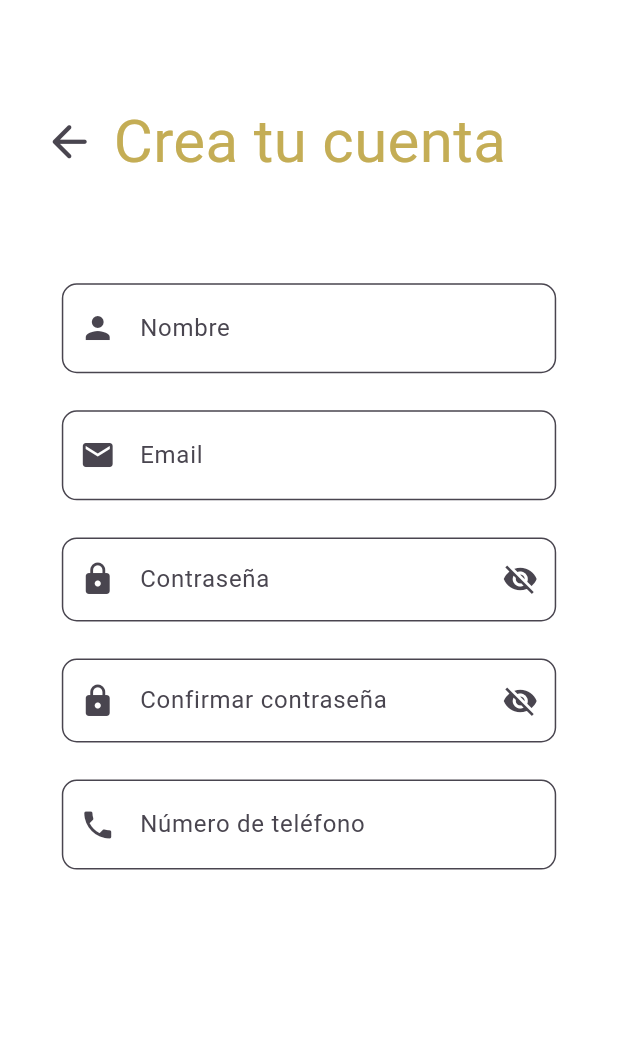
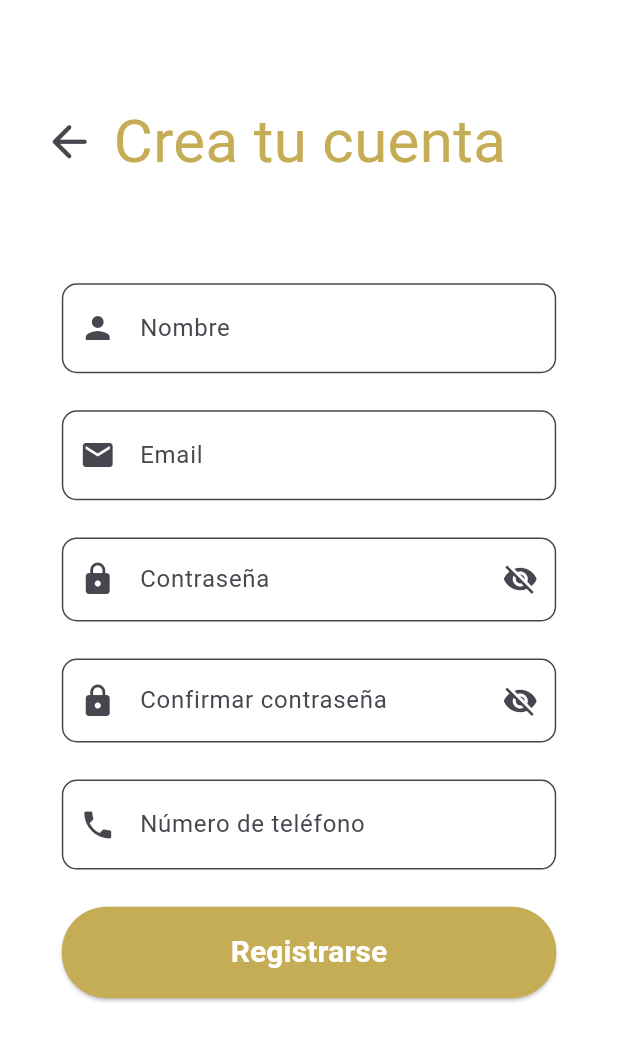
Before and after one commit to santogarrido/TFG-Frontend, a Flutter app: the RegisterScreen screen opened directly, on a phone screen of 412 x 824 dp. Shown: the top 1041 px of the screen. Run offline on Flutter 3.47's test engine with Material 3 defaults, Android fonts, the phone set to English and light mode, and no system bars.

Commit message:
register view

```diff
--- a/pointmaster/lib/main.dart
+++ b/pointmaster/lib/main.dart
@@ -1,5 +1,6 @@
 import 'package:flutter/material.dart';
-import 'package:pointmaster/screens/login_screen.dart';
+//import 'package:pointmaster/screens/login_screen.dart';
+import 'package:pointmaster/screens/users/select_club_screen.dart';
 
 void main() {
   runApp(const MyApp());
@@ -13,7 +14,7 @@ class MyApp extends StatelessWidget {
   Widget build(BuildContext context) {
     return MaterialApp(
       debugShowCheckedModeBanner: false,
-      home: const LoginScreen(),
+      home: const SelectClubScreen(),
     );
   }
 }
--- a/pointmaster/lib/screens/login_screen.dart
+++ b/pointmaster/lib/screens/login_screen.dart
@@ -3,10 +3,14 @@ import 'package:pointmaster/screens/register_screen.dart';
 import 'package:pointmaster/widgets/screens/textfield_passwordfield.dart';
 import 'package:pointmaster/widgets/screens/login_register_button.dart';
 
-class LoginScreen extends StatelessWidget {
+class LoginScreen extends StatefulWidget {
   const LoginScreen({super.key});
 
+  @override
+  State<LoginScreen> createState() => _LoginScreenState();
+}
 
+class _LoginScreenState extends State<LoginScreen> {
   @override
   Widget build(BuildContext context) {
 
--- a/pointmaster/lib/screens/register_screen.dart
+++ b/pointmaster/lib/screens/register_screen.dart
@@ -1,5 +1,6 @@
 import 'package:flutter/material.dart';
 import 'package:pointmaster/screens/login_screen.dart';
+import 'package:pointmaster/widgets/screens/login_register_button.dart';
 import 'package:pointmaster/widgets/screens/textfield_passwordfield.dart';
 
 class RegisterScreen extends StatefulWidget {
@@ -87,7 +88,7 @@ class _RegisterScreenState extends State<RegisterScreen> {
                         )
                       )
                     ),
-                    SizedBox(height: MediaQuery.of(context).size.height * 0.03),
+                    SizedBox(height: spaceBetweenButtons),
 
                     //Confirm password
                     Center(
@@ -100,7 +101,7 @@ class _RegisterScreenState extends State<RegisterScreen> {
                       )
                     ),
 
-                    SizedBox(height: MediaQuery.of(context).size.height * 0.03),
+                    SizedBox(height: spaceBetweenButtons),
 
                     //MovilPhone
 
@@ -113,7 +114,19 @@ class _RegisterScreenState extends State<RegisterScreen> {
                             prefixIcon: Icon(Icons.phone),
                           ),
                       ),
+                    ),
+
+                    SizedBox(height: spaceBetweenButtons),
+
+                    // Register Button
+
+                    Center(
+                      child: SizedBox(
+                        width: textFieldWidth,
+                        child: RegisterButton(text: "Registrarse"),
+                      ),
                     )
+
                   ],
                 ),
               ),
```
Also changed, not shown: pointmaster/lib/screens/users/select_club_screen.dart (added, +54 -0 lines).
